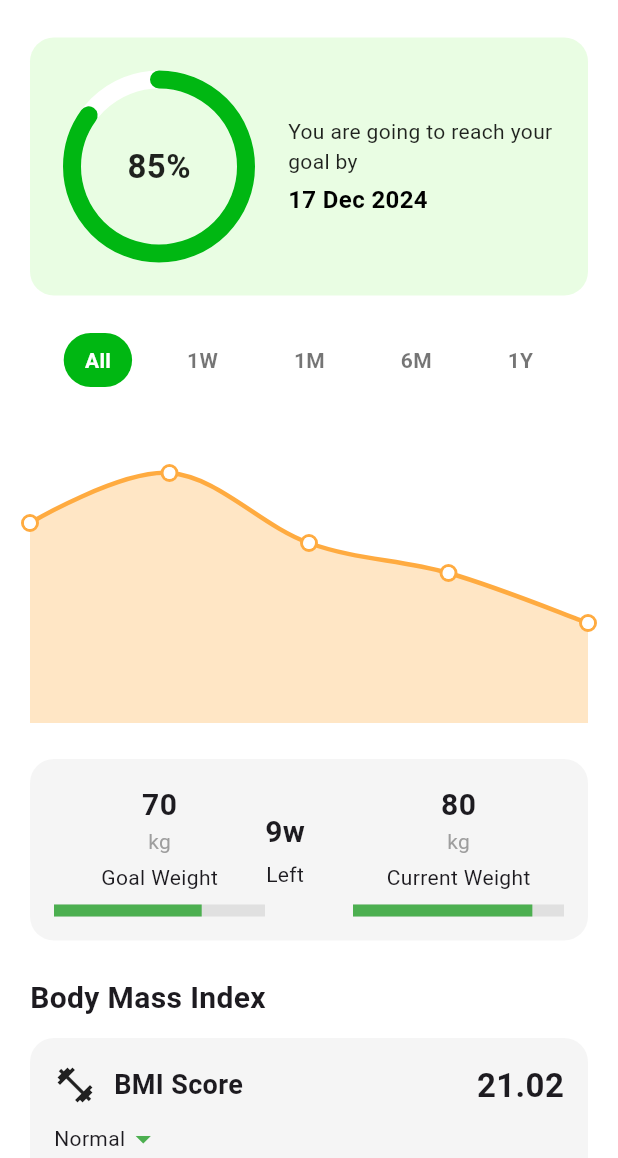
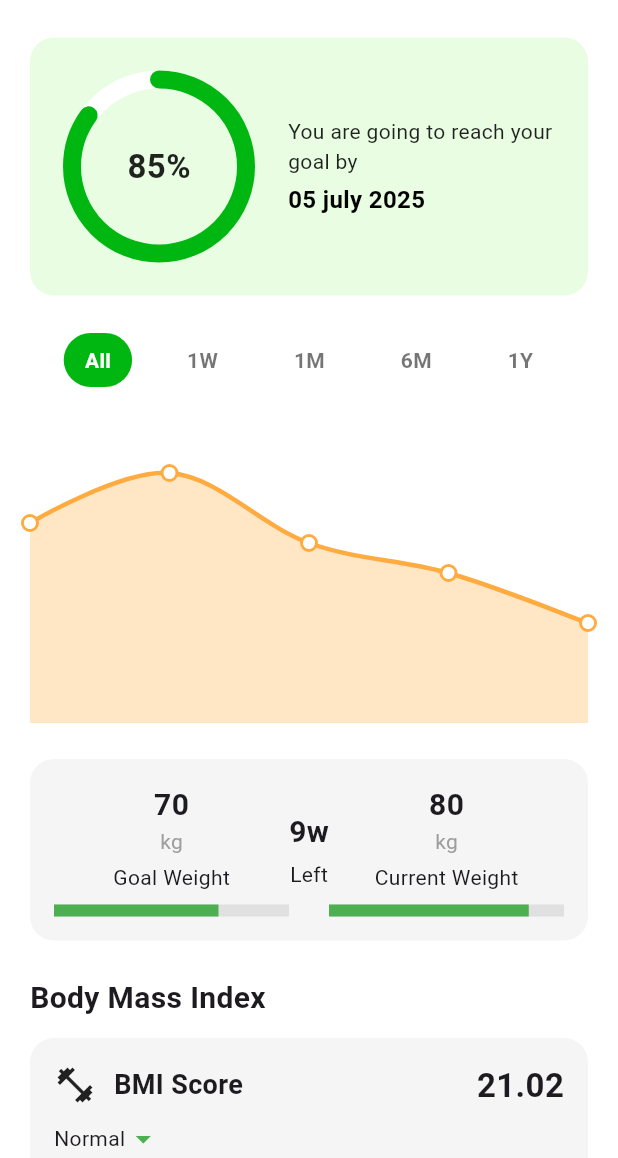
Before and after one commit to KashanMuhammad/FitLife, a Flutter app: the ProgressScreen screen opened directly, on a phone screen of 412 x 824 dp, the part 78-1236 px from its top. Run offline on Flutter 3.47's test engine with Material 3 defaults, Android fonts, the phone set to English and light mode, and no system bars; drawn by our look-alikes of fl_chart; our stand-ins replace curved_navigation_bar, firebase_core, flutter_svg, syncfusion_flutter_gauges; accounts and stored records are empty; project files that could hold a hidden picture were left out.

```diff
--- a/fitlife_app/lib/main.dart
+++ b/fitlife_app/lib/main.dart
@@ -1,7 +1,10 @@
 import 'package:firebase_core/firebase_core.dart';
+import 'package:fitlife_app/home_screen.dart';
+import 'package:fitlife_app/progress_screen.dart';
 import 'package:fitlife_app/sign_up.dart';
 //import 'package:fitlife_app/home_screen.dart';
 import 'package:flutter/material.dart';
+import 'package:shared/web_test.dart';
 
 import 'Onboarding Screens/user_name_screen.dart';
 import 'main_screen.dart';
@@ -19,7 +22,7 @@ void main() async {
     ),
   );
   runApp(
-    const MaterialApp(home: SignUp(), debugShowCheckedModeBanner: false),
+    const MaterialApp(home: MainScreen(), debugShowCheckedModeBanner: false),
   );
 }
 
@@ -33,6 +36,7 @@ class MainPage extends StatefulWidget {
 class _MainPageState extends State<MainPage> {
   @override
   Widget build(BuildContext context) {
+    WebTest ();
     return Scaffold(
       body: Center(
         child: Text(
--- a/fitlife_app/lib/progress_screen.dart
+++ b/fitlife_app/lib/progress_screen.dart
@@ -107,20 +107,21 @@ class _ProgressScreenState extends State<ProgressScreen> {
                               fontSize: 20, fontWeight: FontWeight.bold)),
                           SizedBox(height: 4),
                           Text("Left"),
+
                         ],
                       ),
 
-                      VerticalDivider(
-                          color: Colors.grey.shade400, thickness: 1),
 
-
-                      VerticalDivider(
-                          color: Colors.grey.shade400, thickness: 1),
 
                       Expanded(
                         child: Column(
                           crossAxisAlignment: CrossAxisAlignment.center,
                           children: [
+                            VerticalDivider(
+                              width: 10,
+                              thickness: 2,
+                              color: Colors.green,
+                            ),
                             Text("80", style: TextStyle(
                                 fontSize: 20, fontWeight: FontWeight.bold)),
                             Text("kg", style: TextStyle(color: Colors.grey)),
@@ -260,7 +261,7 @@ class _ProgressScreenState extends State<ProgressScreen> {
                 ),
                 SizedBox(height: 4),
                 Text(
-                  "17 Dec 2024",
+                  "05 july 2025",
                   style: TextStyle(
                     fontSize: 16,
                     fontWeight: FontWeight.bold,
--- a/fitlife_app/pubspec.yaml
+++ b/fitlife_app/pubspec.yaml
@@ -41,6 +41,8 @@ dependencies:
   syncfusion_flutter_gauges: ^29.2.5
   firebase_core: ^3.13.1
   fl_chart: ^1.0.0
+  shared:
+    path: ../shared
 
 dev_dependencies:
   flutter_test:
--- /dev/null
+++ b/shared/lib/web_test.dart
@@ -0,0 +1,3 @@
+class WebTest {
+
+}
```
Also changed, not shown: fitlife_app/pubspec.lock.
